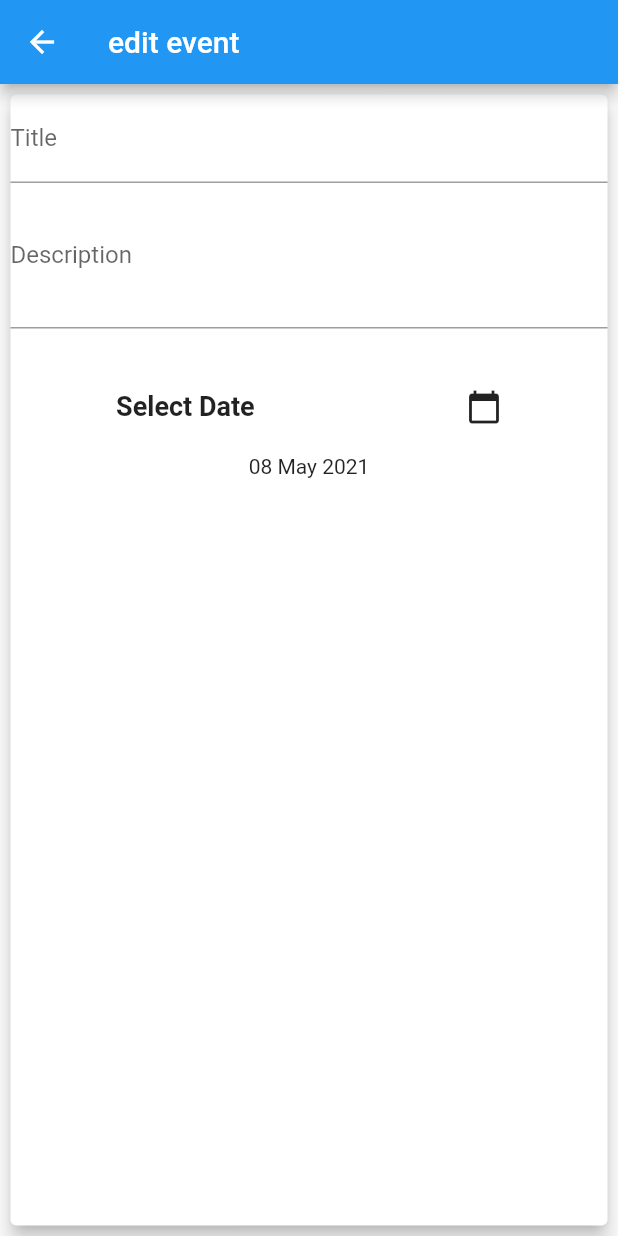
After one commit to roopak99/BIT-Connect, a Flutter app: the EditEventSceen screen opened by its route, on a phone screen of 412 x 824 dp. The commit adds this screen. Run offline on Flutter 3.47's test engine with Material 2 defaults, Android fonts, the phone set to English and light mode, and no system bars.

Commit message:
upto edit event

```diff
--- a/lib/models/event.dart
+++ b/lib/models/event.dart
@@ -6,6 +6,7 @@ class Event {
   final String description;
   final String imageURL;
   final DateTime eventDate;
+  bool isFavourite;
 
   Event({
     @required this.eid,
@@ -13,5 +14,6 @@ class Event {
     @required this.description,
     @required this.eventDate,
     this.imageURL,
+    isFavourite = false,
   });
 }
--- /dev/null
+++ b/lib/screens/edit_event_screen.dart
@@ -0,0 +1,77 @@
+import 'package:bit_connect/widgets/drop_down_list.dart';
+import 'package:flutter/material.dart';
+import 'package:intl/intl.dart';
+
+class EditEventSceen extends StatefulWidget {
+  @override
+  _EditEventSceenState createState() => _EditEventSceenState();
+  static const routeName = '/edit-event-screen';
+}
+
+class _EditEventSceenState extends State<EditEventSceen> {
+  DateTime selectedDate = DateTime.now();
+  Future<void> _selectDate(BuildContext context) async {
+    final DateTime picked = await showDatePicker(
+        context: context,
+        initialDate: selectedDate,
+        firstDate: DateTime(2015, 8),
+        lastDate: DateTime(2101));
+    if (picked != null && picked != selectedDate)
+      setState(() {
+        selectedDate = picked;
+      });
+  }
+
+  @override
+  Widget build(BuildContext context) {
+    return Scaffold(
+      appBar: AppBar(
+        title: Text('edit event'),
+      ),
+      body: Padding(
+        padding: const EdgeInsets.all(3.0),
+        child: Form(
+          child: Card(
+            elevation: 5,
+            child: ListView(
+              children: [
+                TextFormField(
+                  decoration: InputDecoration(labelText: 'Title'),
+                  textInputAction: TextInputAction.next,
+                ),
+                TextFormField(
+                  decoration: InputDecoration(labelText: 'Description'),
+                  maxLines: 3,
+                  keyboardType: TextInputType.multiline,
+                ),
+                Container(
+                  margin: EdgeInsets.symmetric(vertical: 20),
+                  height: 100,
+                  child: Column(
+                    mainAxisAlignment: MainAxisAlignment.spaceEvenly,
+                    children: [
+                      InkWell(
+                        onTap: () => _selectDate(context),
+                        child: Row(
+                            mainAxisAlignment: MainAxisAlignment.spaceAround,
+                            children: [
+                              Text(
+                                'Select Date',
+                                style: TextStyle(
+                                    fontWeight: FontWeight.bold, fontSize: 18),
+                              ),
+                              Icon(Icons.calendar_today),
+                            ]),
+                      ),
+                      Text(DateFormat('dd MMM yyyy').format(selectedDate))
+                    ],
+                  ),
+                ),
+              ],
+            ),
+          ),
+        ),
+      ),
+    );
+  }
+}
--- a/lib/screens/event_detail.dart
+++ b/lib/screens/event_detail.dart
@@ -1,8 +1,6 @@
 import 'package:bit_connect/providers/events.dart';
 import 'package:flutter/material.dart';
 import 'package:provider/provider.dart';
-
-import '../models/event.dart';
 
 class EventDetail extends StatelessWidget {
   static const routeName = '/event-detail';
--- a/lib/screens/events_overview_screen.dart
+++ b/lib/screens/events_overview_screen.dart
@@ -3,7 +3,8 @@ import 'package:bit_connect/widgets/events_list.dart';
 import 'package:flutter/material.dart';
 
 class EventsOverviewScreen extends StatelessWidget {
-  static const routeName = 'home';
+  static const routeName = '/';
+
   @override
   Widget build(BuildContext context) {
     return Scaffold(
--- /dev/null
+++ b/lib/widgets/user_event_item.dart
@@ -0,0 +1,26 @@
+import 'package:bit_connect/screens/edit_event_screen.dart';
+import 'package:flutter/material.dart';
+
+class UserEventItem extends StatelessWidget {
+  final String title;
+  UserEventItem(this.title);
+
+  @override
+  Widget build(BuildContext context) {
+    return Card(
+      elevation: 3,
+      child: ListTile(
+        title: Text(title),
+        trailing: SizedBox(
+          width: 100,
+          child: Row(
+            children: [
+              IconButton(icon: Icon(Icons.edit), onPressed: () {}),
+              IconButton(icon: Icon(Icons.delete), onPressed: () {}),
+            ],
+          ),
+        ),
+      ),
+    );
+  }
+}
```
Also changed, not shown: lib/main.dart (+6 -3 lines), lib/screens/user_events.dart (added, +34 -0 lines), lib/widgets/app_drawer.dart (+9 -0 lines), lib/widgets/drop_down_list.dart (added, +48 -0 lines).
